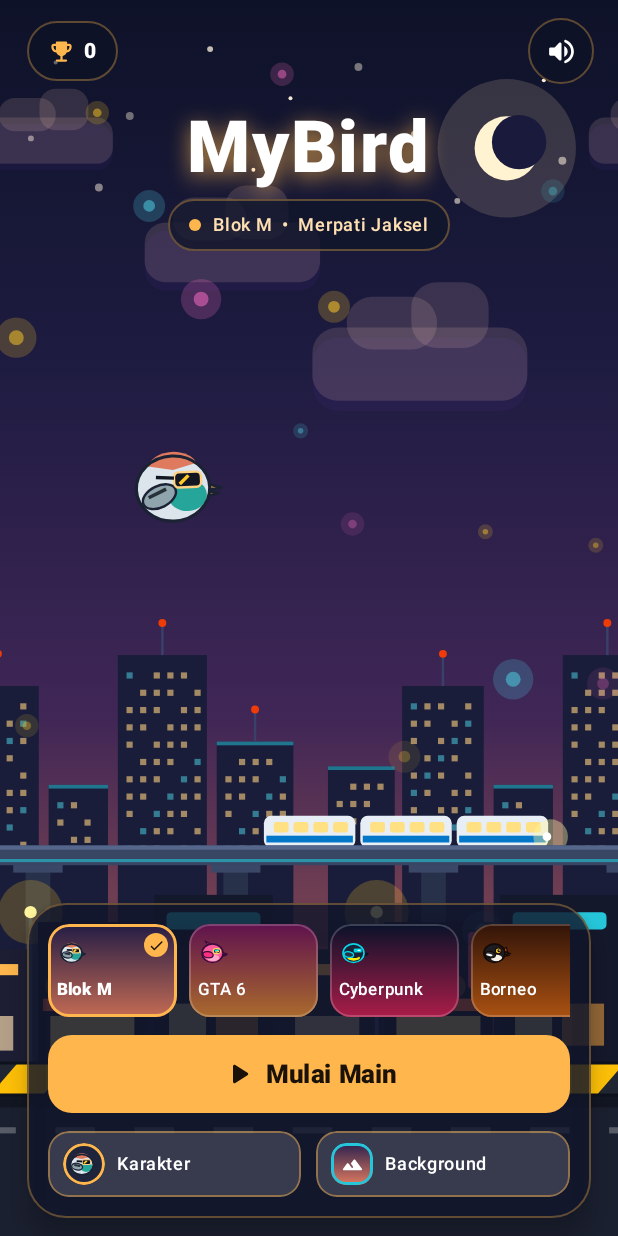
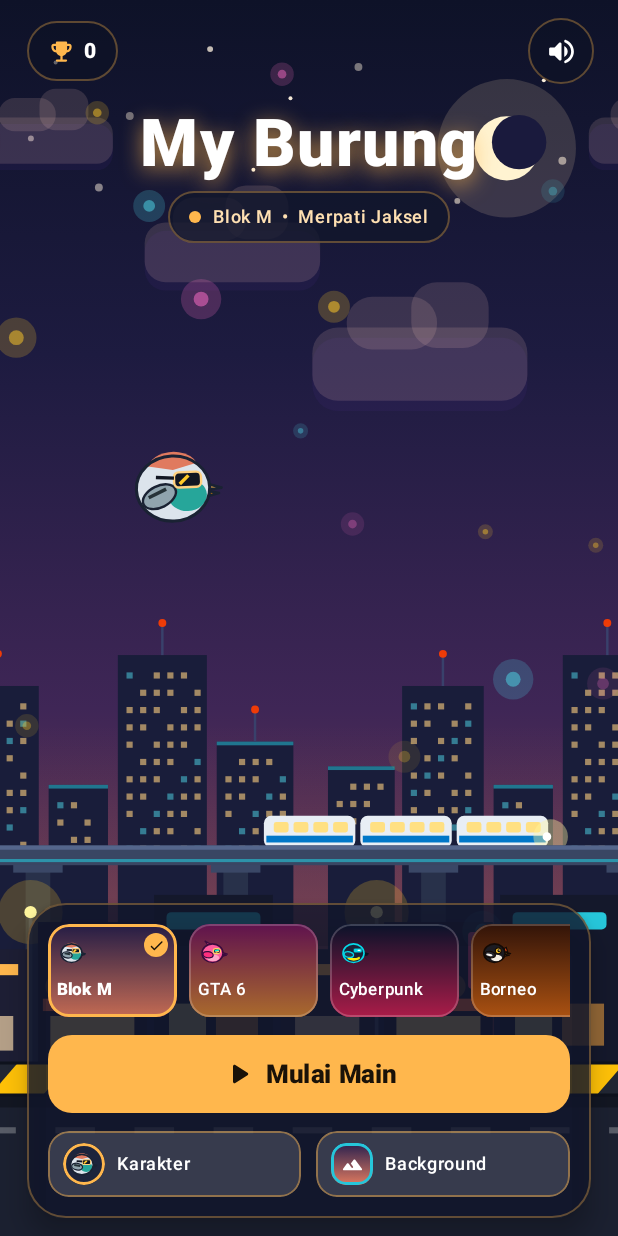
Before and after one commit to fueledbykopi/flappybird, an Android app built with Jetpack Compose: the screen it shows after launch (MainActivity), on a phone screen of 412 x 824 dp. Run offline under Robolectric (Android 15) with nearby library versions, the phone set to English and light mode, and no system bars.

Commit message:
Rename game to My Burung

```diff
--- a/app/src/main/java/com/mybird/game/ui/components/GameOverlays.kt
+++ b/app/src/main/java/com/mybird/game/ui/components/GameOverlays.kt
@@ -293,12 +293,13 @@ fun MainMenuOverlay(
 
             // Clean modern title
             Text(
-                text = "MyBird",
+                text = "My Burung",
+                maxLines = 1,
                 style = TextStyle(
                     color = Color.White,
-                    fontSize = 48.sp,
+                    fontSize = 44.sp,
                     fontWeight = FontWeight.Black,
-                    letterSpacing = 1.2.sp,
+                    letterSpacing = 1.sp,
                     shadow = Shadow(
                         color = style.titleGlow.copy(alpha = 0.7f),
                         offset = Offset(0f, 5f),
--- a/app/src/main/res/values/strings.xml
+++ b/app/src/main/res/values/strings.xml
@@ -1,4 +1,4 @@
 <?xml version="1.0" encoding="utf-8"?>
 <resources>
-    <string name="app_name">MyBird</string>
+    <string name="app_name">My Burung</string>
 </resources>
```
Also changed, not shown: 1 other file.
